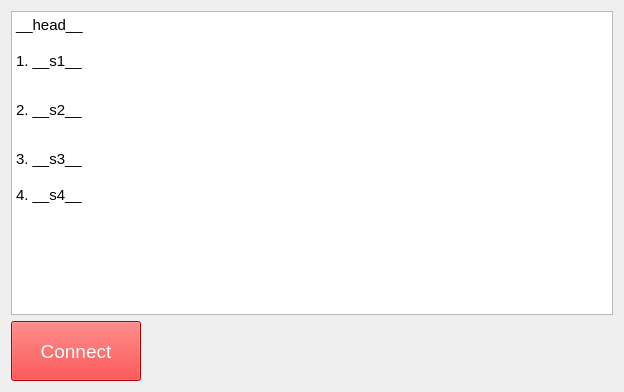
This is src/resources/connect.ui in open-AIMS/reefscan_desktop_data_manager as Qt 5 draws it before an edit. The edited form follows.
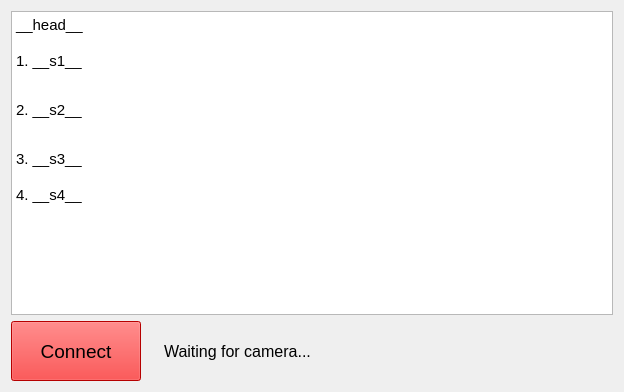
This is the edited form. Icons and pictures are not drawn.

Diff of the .ui file:
```diff
--- a/src/resources/connect.ui
+++ b/src/resources/connect.ui
@@ -14,19 +14,6 @@
    <string>Form</string>
   </property>
   <layout class="QGridLayout" name="gridLayout">
-   <item row="1" column="2">
-    <spacer name="horizontalSpacer">
-     <property name="orientation">
-      <enum>Qt::Horizontal</enum>
-     </property>
-     <property name="sizeHint" stdset="0">
-      <size>
-       <width>40</width>
-       <height>20</height>
-      </size>
-     </property>
-    </spacer>
-   </item>
    <item row="1" column="0">
     <widget class="QPushButton" name="btnConnect">
      <property name="minimumSize">
@@ -41,15 +28,14 @@
       </font>
      </property>
      <property name="styleSheet">
-      <string notr="true">background-color: red;
-color: white</string>
+      <string notr="true">background-color: red</string>
      </property>
      <property name="text">
       <string>Connect</string>
      </property>
     </widget>
    </item>
-   <item row="0" column="0" colspan="3">
+   <item row="0" column="0" colspan="4">
     <widget class="QTextBrowser" name="textBrowser">
      <property name="html">
       <string>&lt;!DOCTYPE HTML PUBLIC &quot;-//W3C//DTD HTML 4.0//EN&quot; &quot;http://www.w3.org/TR/REC-html40/strict.dtd&quot;&gt;
@@ -85,6 +71,31 @@
      </property>
     </widget>
    </item>
+   <item row="1" column="3">
+    <spacer name="horizontalSpacer">
+     <property name="orientation">
+      <enum>Qt::Horizontal</enum>
+     </property>
+     <property name="sizeHint" stdset="0">
+      <size>
+       <width>40</width>
+       <height>20</height>
+      </size>
+     </property>
+    </spacer>
+   </item>
+   <item row="1" column="2">
+    <widget class="QLabel" name="readyLabel">
+     <property name="font">
+      <font>
+       <pointsize>12</pointsize>
+      </font>
+     </property>
+     <property name="text">
+      <string>Waiting for camera...</string>
+     </property>
+    </widget>
+   </item>
   </layout>
  </widget>
  <resources/>
```
